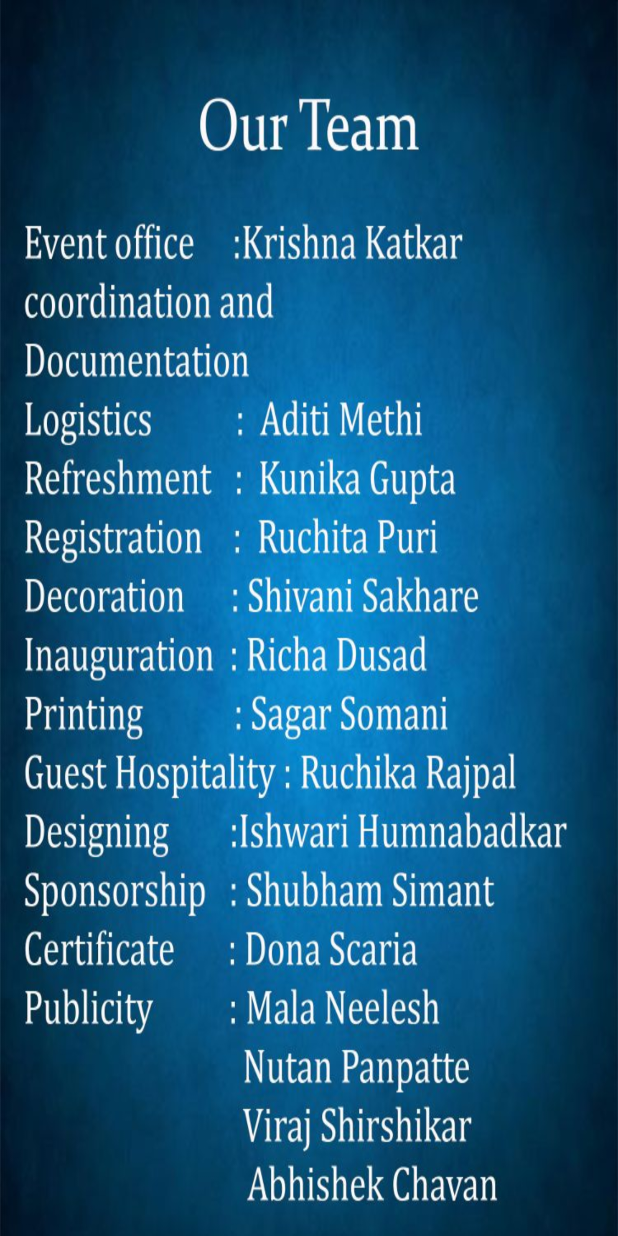
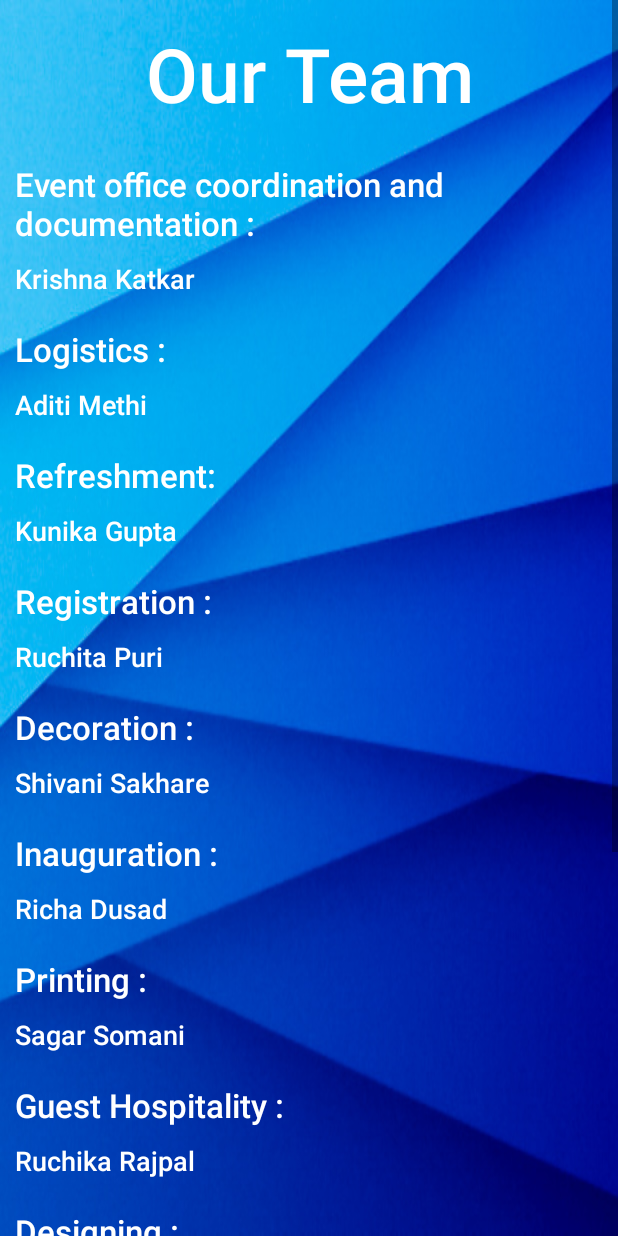
Before and after one commit to anwarshaikh078/Swayambhu, an Android app: the Our_Team screen opened directly, with no data from a screen before it, on a phone screen of 412 x 824 dp. Run offline under Robolectric (Android 15) with nearby library versions, the phone set to English and light mode, and no system bars.

Commit message:
our team changed

```diff
--- a/app/build.gradle
+++ b/app/build.gradle
@@ -6,8 +6,8 @@ android {
         applicationId "com.jnec.techfest.swayambhu"
         minSdkVersion 19
         targetSdkVersion 26
-        versionCode 1
-        versionName "1.0"
+        versionCode 3
+        versionName "1.2"
         testInstrumentationRunner "android.support.test.runner.AndroidJUnitRunner"
         vectorDrawables.useSupportLibrary = true;
         android.defaultConfig.vectorDrawables.useSupportLibrary = true;
--- a/app/src/main/java/com/jnec/techfest/swayambhu/Our_Team.java
+++ b/app/src/main/java/com/jnec/techfest/swayambhu/Our_Team.java
@@ -8,6 +8,6 @@ public class Our_Team extends AppCompatActivity {
     @Override
     protected void onCreate(Bundle savedInstanceState) {
         super.onCreate(savedInstanceState);
-        setContentView(R.layout.activity_our__team);
+        setContentView(R.layout.about_new);
     }
 }
--- /dev/null
+++ b/app/src/main/res/layout/about_new.xml
@@ -0,0 +1,355 @@
+<?xml version="1.0" encoding="utf-8"?>
+<LinearLayout xmlns:android="http://schemas.android.com/apk/res/android"
+    android:layout_width="match_parent"
+    android:layout_height="match_parent"
+    android:background="@drawable/backgroundfinal"
+    >
+
+    <ScrollView
+        android:layout_width="match_parent"
+        android:layout_height="wrap_content">
+
+        <LinearLayout
+            android:layout_width="match_parent"
+            android:layout_height="wrap_content"
+            android:orientation="vertical"
+            >
+
+            <TextView
+                android:layout_width="match_parent"
+                android:layout_height="match_parent"
+                android:textColor="@color/white"
+                android:text="Our Team"
+                android:textSize="50dp"
+                android:padding="15dp"
+                android:gravity="center"
+                />
+
+
+            <TextView
+                android:id="@+id/textView3"
+                android:layout_width="match_parent"
+                android:layout_height="match_parent"
+                android:gravity="left"
+                android:text="Event office coordination and documentation :"
+                android:textColor="@color/white"
+                android:textSize="22dp"
+                android:padding="10dp"
+
+                />
+
+            <TextView
+                android:id="@+id/textView4"
+                android:layout_width="match_parent"
+                android:layout_height="wrap_content"
+                android:gravity="left"
+                android:text="Krishna Katkar"
+                android:textColor="@color/white"
+                android:textSize="18dp"
+                android:paddingLeft="10dp"
+                android:paddingBottom="10dp"
+                />
+
+            <TextView
+                android:id="@+id/textView5"
+                android:layout_width="match_parent"
+                android:layout_height="match_parent"
+                android:gravity="left"
+                android:text="Logistics :"
+                android:textColor="@color/white"
+                android:textSize="22dp"
+                android:padding="10dp"
+
+                />
+
+            <TextView
+                android:id="@+id/textView6"
+                android:layout_width="match_parent"
+                android:layout_height="wrap_content"
+                android:gravity="left"
+                android:text="Aditi Methi"
+                android:textColor="@color/white"
+                android:textSize="18dp"
+                android:paddingLeft="10dp"
+                android:paddingBottom="10dp"
+                />
+
+            <TextView
+                android:id="@+id/textView7"
+                android:layout_width="match_parent"
+                android:layout_height="match_parent"
+                android:gravity="left"
+                android:text="Refreshment:"
+                android:textColor="@color/white"
+                android:textSize="22dp"
+                android:padding="10dp"
+
+                />
+
+            <TextView
+                android:id="@+id/textView8"
+                android:layout_width="match_parent"
+                android:layout_height="wrap_content"
+                android:gravity="left"
+                android:text="Kunika Gupta"
+                android:textColor="@color/white"
+                android:textSize="18dp"
+                android:paddingLeft="10dp"
+                android:paddingBottom="10dp"
+                />
+
+            <TextView
+                android:id="@+id/textView9"
+                android:layout_width="match_parent"
+                android:layout_height="match_parent"
+                android:gravity="left"
+                android:text="Registration :"
+                android:textColor="@color/white"
+                android:textSize="22dp"
+                android:padding="10dp"
+
+                />
+
+            <TextView
+                android:id="@+id/textView10"
+                android:layout_width="match_parent"
+                android:layout_height="wrap_content"
+                android:gravity="left"
+                android:text="Ruchita Puri"
+                android:textColor="@color/white"
+                android:textSize="18dp"
+                android:paddingLeft="10dp"
+                android:paddingBottom="10dp"
+                />
+
+
+            <TextView
+                android:id="@+id/textView11"
+                android:layout_width="match_parent"
+                android:layout_height="match_parent"
+                android:gravity="left"
+                android:text="Decoration :"
+                android:textColor="@color/white"
+                android:textSize="22dp"
+                android:padding="10dp"
+
+                />
+
+            <TextView
+                android:id="@+id/textView12"
+                android:layout_width="match_parent"
+                android:layout_height="wrap_content"
+                android:gravity="left"
+                android:text="Shivani Sakhare"
+                android:textColor="@color/white"
+                android:textSize="18dp"
+                android:paddingLeft="10dp"
+                android:paddingBottom="10dp"
+                />
+
+
+            <TextView
+                android:id="@+id/textView13"
+                android:layout_width="match_parent"
+                android:layout_height="match_parent"
+                android:gravity="left"
+                android:text="Inauguration :"
+                android:textColor="@color/white"
+                android:textSize="22dp"
+                android:padding="10dp"
+
+                />
+
+            <TextView
+                android:id="@+id/textView14"
+                android:layout_width="match_parent"
+                android:layout_height="wrap_content"
+                android:gravity="left"
+                android:text="Richa Dusad"
+                android:textColor="@color/white"
+                android:textSize="18dp"
+                android:paddingLeft="10dp"
+                android:paddingBottom="10dp"
+                />
+
+            <TextView
+                android:id="@+id/textView15"
+                android:layout_width="match_parent"
+                android:layout_height="match_parent"
+                android:gravity="left"
+                android:text="Printing :"
+                android:textColor="@color/white"
+                android:textSize="22dp"
+                android:padding="10dp"
+
+                />
+
+            <TextView
+                android:id="@+id/textView16"
+                android:layout_width="match_parent"
+                android:layout_height="wrap_content"
+                android:gravity="left"
+                android:text="Sagar Somani"
+                android:textColor="@color/white"
+                android:textSize="18dp"
+                android:paddingLeft="10dp"
+                android:paddingBottom="10dp"
+                />
+
+            <TextView
+                android:id="@+id/textView17"
+                android:layout_width="match_parent"
+                android:layout_height="match_parent"
+                android:gravity="left"
+                android:text="Guest Hospitality :"
+                android:textColor="@color/white"
+                android:textSize="22dp"
+                android:padding="10dp"
+
+                />
+
+            <TextView
+                android:id="@+id/textView18"
+                android:layout_width="match_parent"
+                android:layout_height="wrap_content"
+                android:gravity="left"
+                android:text="Ruchika Rajpal"
+                android:textColor="@color/white"
+                android:textSize="18dp"
+                android:paddingLeft="10dp"
+                android:paddingBottom="10dp"
+                />
+
+            <TextView
+                android:id="@+id/textView19"
+                android:layout_width="match_parent"
+                android:layout_height="match_parent"
+                android:gravity="left"
+                android:text="Designing :"
+                android:textColor="@color/white"
+                android:textSize="22dp"
+                android:padding="10dp"
+
+                />
+
+            <TextView
+                android:id="@+id/textView20"
+                android:layout_width="match_parent"
+                android:layout_height="wrap_content"
+                android:gravity="left"
+                android:text="Ishwari Humnabadkar"
+                android:textColor="@color/white"
+                android:textSize="18dp"
+                android:paddingLeft="10dp"
+                android:paddingBottom="10dp"
+                />
+
+            <TextView
+                android:id="@+id/textView21"
+                android:layout_width="match_parent"
+                android:layout_height="match_parent"
+                android:gravity="left"
+                android:text="Sponsorship :"
+                android:textColor="@color/white"
+                android:textSize="22dp"
+                android:padding="10dp"
+
+                />
+
+            <TextView
+                android:id="@+id/textView22"
+                android:layout_width="match_parent"
+                android:layout_height="wrap_content"
+                android:gravity="left"
+                android:text="Shubham Simant"
+                android:textColor="@color/white"
+                android:textSize="18dp"
+                android:paddingLeft="10dp"
+                android:paddingBottom="10dp"
+                />
+
+            <TextView
+                android:id="@+id/textView23"
+                android:layout_width="match_parent"
+                android:layout_height="match_parent"
+                android:gravity="left"
+                android:text="Certificate :"
+                android:textColor="@color/white"
+                android:textSize="22dp"
+                android:padding="10dp"
+
+                />
+
+            <TextView
+                android:id="@+id/textView24"
+                android:layout_width="match_parent"
+                android:layout_height="wrap_content"
+                android:gravity="left"
+                android:text="Dona Scaria"
+                android:textColor="@color/white"
+                android:textSize="18dp"
+                android:paddingLeft="10dp"
+                android:paddingBottom="10dp"
+                />
+
+            <TextView
+                android:id="@+id/textView25"
+                android:layout_width="match_parent"
+                android:layout_height="match_parent"
+                android:gravity="left"
+                android:text="Publicity :"
+                android:textColor="@color/white"
+                android:textSize="22dp"
+                android:padding="10dp"
+
+                />
+
+            <TextView
+                android:id="@+id/textView26"
+                android:layout_width="match_parent"
+                android:layout_height="wrap_content"
+                android:gravity="left"
+                android:text="Mala Neelesh"
+                android:textColor="@color/white"
+                android:textSize="18dp"
+                android:paddingLeft="10dp"
+                />
+
+            <TextView
+                android:id="@+id/textView27"
+                android:layout_width="match_parent"
+                android:layout_height="wrap_content"
+                android:gravity="left"
+                android:text="Nutan Panpatte"
+                android:textColor="@color/white"
+                android:textSize="18dp"
+                android:paddingLeft="10dp"
+                />
+
+            <TextView
+                android:id="@+id/textView28"
+                android:layout_width="match_parent"
+                android:layout_height="wrap_content"
+                android:gravity="left"
+                android:text="Viraj Shirshikar"
+                android:textColor="@color/white"
+                android:textSize="18dp"
+                android:paddingLeft="10dp"
+                />
+
+            <TextView
+                android:id="@+id/textView29"
+                android:layout_width="match_parent"
+                android:layout_height="wrap_content"
+                android:gravity="left"
+                android:text="Abhishek Chavan"
+                android:textColor="@color/white"
+                android:textSize="18dp"
+                android:paddingLeft="10dp"
+                />
+        </LinearLayout>
+
+
+    </ScrollView>
+
+</LinearLayout>
--- a/app/src/main/res/layout/activity_our__team.xml
+++ b/app/src/main/res/layout/activity_our__team.xml
@@ -2,6 +2,9 @@
 <LinearLayout xmlns:android="http://schemas.android.com/apk/res/android"
     xmlns:app="http://schemas.android.com/apk/res-auto"
     xmlns:tools="http://schemas.android.com/tools"
+
+
+
     android:layout_width="match_parent"
     android:layout_height="match_parent"
     tools:context="com.jnec.techfest.swayambhu.Our_Team"
--- a/app/src/main/res/layout/fragment_about__us_.xml
+++ b/app/src/main/res/layout/fragment_about__us_.xml
@@ -4,7 +4,7 @@
     android:layout_height="match_parent"
     xmlns:app="http://schemas.android.com/apk/res-auto"
     tools:context="com.jnec.techfest.swayambhu.About_Us_Frag"
-    android:background="@drawable/inassociation">
+    android:background="@drawable/backgroundfinal">
 
     <ScrollView
         android:layout_width="match_parent"
```
Also changed, not shown: app/src/main/res/drawable-v24/au.jpg (added).
